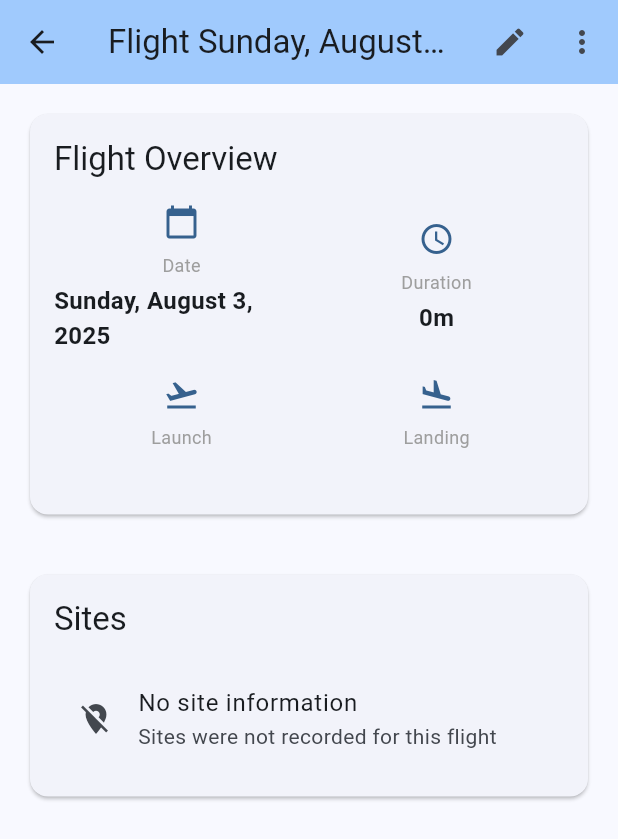
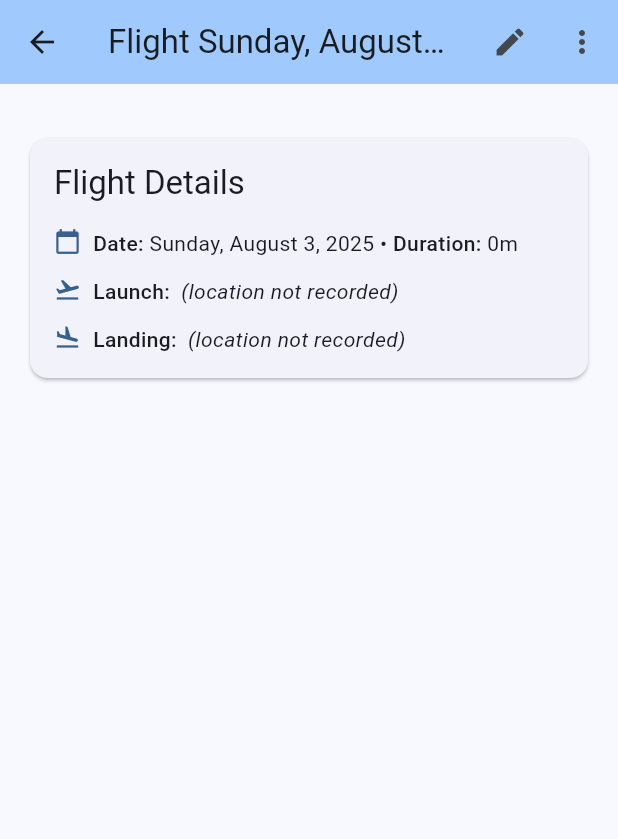
Before and after one commit to Kevin-McIsaac/the_paragliding_app, a Flutter app: the FlightDetailScreen screen opened directly with empty values, on a phone screen of 412 x 824 dp. Shown: the top 839 px of the screen. Run offline on Flutter 3.47's test engine with Material 3 defaults, Android fonts, the phone set to English and light mode, and no system bars; our stand-ins replace file_picker, flutter_map, latlong2, shared_preferences, sqflite, sqflite_common_ffi; accounts and stored records are empty.

Commit message:
Streamline Cards

```diff
--- a/free_flight_log_app/lib/presentation/screens/flight_detail_screen.dart
+++ b/free_flight_log_app/lib/presentation/screens/flight_detail_screen.dart
@@ -346,61 +346,6 @@ class _FlightDetailScreenState extends State<FlightDetailScreen> {
               child: Column(
                 crossAxisAlignment: CrossAxisAlignment.start,
                 children: [
-                  // Flight Overview Card
-                  Card(
-                    child: Padding(
-                      padding: const EdgeInsets.all(16.0),
-                      child: Column(
-                        crossAxisAlignment: CrossAxisAlignment.start,
-                        children: [
-                          Text(
-                            'Flight Overview',
-                            style: Theme.of(context).textTheme.titleLarge,
-                          ),
-                          const SizedBox(height: 16),
-                          Row(
-                            children: [
-                              Expanded(
-                                child: _buildInfoTile(
-                                  'Date',
-                                  _formatDate(_flight.date),
-                                  Icons.calendar_today,
-                                ),
-                              ),
-                              Expanded(
-                                child: _buildInfoTile(
-                                  'Duration',
-                                  _formatDuration(_flight.duration),
-                                  Icons.access_time,
-                                ),
-                              ),
-                            ],
-                          ),
-                          const SizedBox(height: 16),
-                          Row(
-                            children: [
-                              Expanded(
-                                child: _buildInfoTile(
-                                  'Launch',
-                                  _flight.launchTime,
-                                  Icons.flight_takeoff,
-                                ),
-                              ),
-                              Expanded(
-                                child: _buildInfoTile(
-                                  'Landing',
-                                  _flight.landingTime,
-                                  Icons.flight_land,
-                                ),
-                              ),
-                            ],
-                          ),
-                        ],
-                      ),
-                    ),
-                  ),
-
-                  const SizedBox(height: 16),
 
                   // Flight Track with Statistics Card
                   if (_flight.trackLogPath != null && _flight.source == 'igc')
@@ -441,7 +386,7 @@ class _FlightDetailScreenState extends State<FlightDetailScreen> {
 
                   const SizedBox(height: 16),
 
-                  // Sites Card
+                  // Flight Details Card (Combined Overview, Sites, and Equipment)
                   Card(
                     child: Padding(
                       padding: const EdgeInsets.all(16.0),
@@ -449,67 +394,15 @@ class _FlightDetailScreenState extends State<FlightDetailScreen> {
                         crossAxisAlignment: CrossAxisAlignment.start,
                         children: [
                           Text(
-                            'Sites',
+                            'Flight Details',
                             style: Theme.of(context).textTheme.titleLarge,
                           ),
                           const SizedBox(height: 16),
-                          if (_launchSite != null)
-                            ListTile(
-                              leading: const Icon(Icons.flight_takeoff),
-                              title: const Text('Launch Site'),
-                              subtitle: Text(_launchSite!.name),
-                              trailing: Text(
-                                '${_launchSite!.latitude.toStringAsFixed(4)}, ${_launchSite!.longitude.toStringAsFixed(4)}',
-                                style: const TextStyle(fontSize: 12),
-                              ),
-                            ),
-                          if (_landingSite != null)
-                            ListTile(
-                              leading: const Icon(Icons.flight_land),
-                              title: const Text('Landing Site'),
-                              subtitle: Text(_landingSite!.name),
-                              trailing: Text(
-                                '${_landingSite!.latitude.toStringAsFixed(4)}, ${_landingSite!.longitude.toStringAsFixed(4)}',
-                                style: const TextStyle(fontSize: 12),
-                              ),
-                            ),
-                          if (_launchSite == null && _landingSite == null)
-                            const ListTile(
-                              leading: Icon(Icons.location_off),
-                              title: Text('No site information'),
-                              subtitle: Text('Sites were not recorded for this flight'),
-                            ),
+                          _buildFlightDetailsContent(),
                         ],
                       ),
                     ),
                   ),
-
-                  const SizedBox(height: 16),
-
-
-                  // Equipment Card
-                  if (_wing != null)
-                    Card(
-                      child: Padding(
-                        padding: const EdgeInsets.all(16.0),
-                        child: Column(
-                          crossAxisAlignment: CrossAxisAlignment.start,
-                          children: [
-                            Text(
-                              'Equipment',
-                              style: Theme.of(context).textTheme.titleLarge,
-                            ),
-                            const SizedBox(height: 16),
-                            ListTile(
-                              leading: const Icon(Icons.paragliding),
-                              title: Text(_wing!.manufacturer ?? 'Unknown'),
-                              subtitle: Text(_wing!.model ?? 'Unknown'),
-                              trailing: Text(_wing!.size ?? ''),
-                            ),
-                          ],
-                        ),
-                      ),
-                    ),
 
                   const SizedBox(height: 16),
 
@@ -788,21 +681,132 @@ class _FlightDetailScreenState extends State<FlightDetailScreen> {
     );
   }
 
-  Widget _buildInfoTile(String label, String value, IconData icon) {
+  Widget _buildFlightDetailsContent() {
     return Column(
+      crossAxisAlignment: CrossAxisAlignment.start,
       children: [
-        Icon(icon, color: Theme.of(context).colorScheme.primary),
-        const SizedBox(height: 8),
-        Text(
-          label,
-          style: const TextStyle(fontSize: 12, color: Colors.grey),
+        // Line 1: Date and Duration
+        Row(
+          crossAxisAlignment: CrossAxisAlignment.start,
+          children: [
+            Icon(Icons.calendar_today, size: 18, color: Theme.of(context).colorScheme.primary),
+            const SizedBox(width: 8),
+            Expanded(
+              child: RichText(
+                text: TextSpan(
+                  style: Theme.of(context).textTheme.bodyMedium,
+                  children: [
+                    const TextSpan(
+                      text: 'Date: ',
+                      style: TextStyle(fontWeight: FontWeight.w500),
+                    ),
+                    TextSpan(text: _formatDate(_flight.date)),
+                    const TextSpan(text: ' • '),
+                    const TextSpan(
+                      text: 'Duration: ',
+                      style: TextStyle(fontWeight: FontWeight.w500),
+                    ),
+                    TextSpan(text: _formatDuration(_flight.duration)),
+                  ],
+                ),
+              ),
+            ),
+          ],
         ),
-        const SizedBox(height: 4),
-        Text(
-          value,
-          style: const TextStyle(fontSize: 16, fontWeight: FontWeight.bold),
+        const SizedBox(height: 12),
+
+        // Line 2: Launch Time and Site
+        Row(
+          crossAxisAlignment: CrossAxisAlignment.start,
+          children: [
+            Icon(Icons.flight_takeoff, size: 18, color: Theme.of(context).colorScheme.primary),
+            const SizedBox(width: 8),
+            Expanded(
+              child: RichText(
+                text: TextSpan(
+                  style: Theme.of(context).textTheme.bodyMedium,
+                  children: [
+                    const TextSpan(
+                      text: 'Launch: ',
+                      style: TextStyle(fontWeight: FontWeight.w500),
+                    ),
+                    TextSpan(text: _flight.launchTime),
+                    if (_launchSite != null) ...[
+                      const TextSpan(text: ' at '),
+                      TextSpan(text: _launchSite!.name),
+                    ] else
+                      const TextSpan(
+                        text: ' (location not recorded)',
+                        style: TextStyle(fontStyle: FontStyle.italic),
+                      ),
+                  ],
+                ),
+              ),
+            ),
+          ],
         ),
+        const SizedBox(height: 12),
+
+        // Line 3: Landing Time and Site
+        Row(
+          crossAxisAlignment: CrossAxisAlignment.start,
+          children: [
+            Icon(Icons.flight_land, size: 18, color: Theme.of(context).colorScheme.primary),
+            const SizedBox(width: 8),
+            Expanded(
+              child: RichText(
+                text: TextSpan(
+                  style: Theme.of(context).textTheme.bodyMedium,
+                  children: [
+                    const TextSpan(
+                      text: 'Landing: ',
+                      style: TextStyle(fontWeight: FontWeight.w500),
+                    ),
+                    TextSpan(text: _flight.landingTime),
+                    if (_landingSite != null) ...[
+                      const TextSpan(text: ' at '),
+                      TextSpan(text: _landingSite!.name),
+                    ] else
+                      const TextSpan(
+                        text: ' (location not recorded)',
+                        style: TextStyle(fontStyle: FontStyle.italic),
+                      ),
+                  ],
+                ),
+              ),
+            ),
+          ],
+        ),
+
+        // Line 4: Equipment (if available)
+        if (_wing != null) ...[
+          const SizedBox(height: 12),
+          Row(
+            crossAxisAlignment: CrossAxisAlignment.start,
+            children: [
+              Icon(Icons.paragliding, size: 18, color: Theme.of(context).colorScheme.primary),
+              const SizedBox(width: 8),
+              Expanded(
+                child: RichText(
+                  text: TextSpan(
+                    style: Theme.of(context).textTheme.bodyMedium,
+                    children: [
+                      const TextSpan(
+                        text: 'Equipment: ',
+                        style: TextStyle(fontWeight: FontWeight.w500),
+                      ),
+                      TextSpan(
+                        text: '${_wing!.manufacturer ?? 'Unknown'} ${_wing!.model ?? 'Unknown'}',
+                      ),
+                    ],
+                  ),
+                ),
+              ),
+            ],
+          ),
+        ],
       ],
     );
   }
+
 }
--- a/free_flight_log_app/lib/presentation/screens/flight_track_screen.dart
+++ b/free_flight_log_app/lib/presentation/screens/flight_track_screen.dart
@@ -408,7 +408,7 @@ class _FlightTrackScreenState extends State<FlightTrackScreen> {
         color: Theme.of(context).colorScheme.surface,
         boxShadow: [
           BoxShadow(
-            color: Colors.black.withOpacity(0.1),
+            color: Colors.black.withValues(alpha: 0.1),
             blurRadius: 4,
             offset: const Offset(0, 2),
           ),
@@ -583,9 +583,7 @@ class _FlightTrackScreenState extends State<FlightTrackScreen> {
   }
 
   Widget _buildMap() {
-    if (_mapController == null) {
-      _mapController = MapController();
-    }
+    _mapController ??= MapController();
 
     return FlutterMap(
       mapController: _mapController,
```
